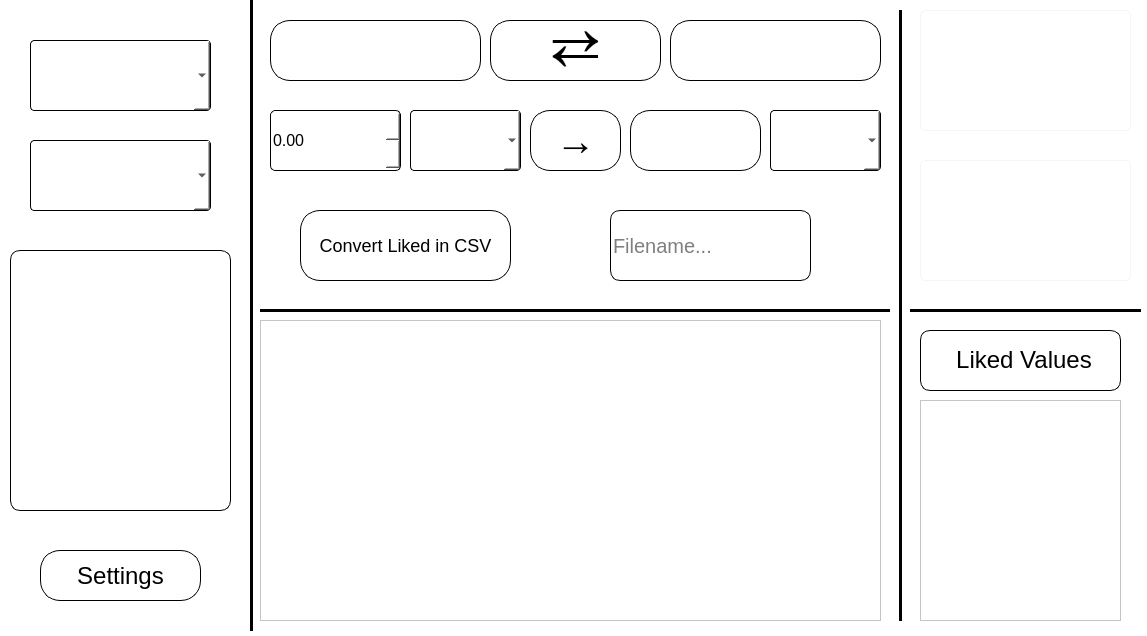
Before: the Qt Designer form UserInterfaces/UnitedChangerMainWindow.ui in UnityDuck/UnitedChanger, drawn with Qt 5.
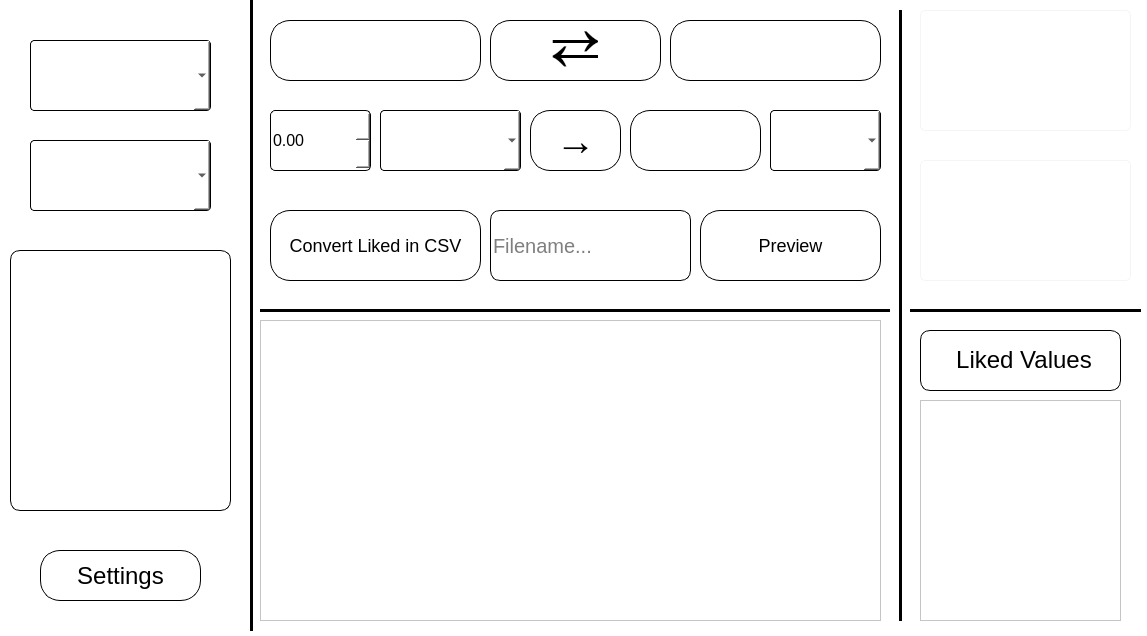
After: the same form once the commit is applied.

Commit message:
preview-loader-commit
Added a preview window and loader GIF. :)

```diff
--- a/UserInterfaces/UnitedChangerMainWindow.ui
+++ b/UserInterfaces/UnitedChangerMainWindow.ui
@@ -294,7 +294,7 @@
   <widget class="QPushButton" name="LikedInCsvButton">
    <property name="geometry">
     <rect>
-     <x>300</x>
+     <x>270</x>
      <y>210</y>
      <width>211</width>
      <height>71</height>
@@ -310,7 +310,7 @@
   <widget class="QLineEdit" name="FilenameLine">
    <property name="geometry">
     <rect>
-     <x>610</x>
+     <x>490</x>
      <y>210</y>
      <width>201</width>
      <height>71</height>
@@ -336,7 +336,7 @@
     <rect>
      <x>270</x>
      <y>110</y>
-     <width>131</width>
+     <width>101</width>
      <height>61</height>
     </rect>
    </property>
@@ -370,9 +370,9 @@
   <widget class="QComboBox" name="Converter1ComboBox">
    <property name="geometry">
     <rect>
-     <x>410</x>
+     <x>380</x>
      <y>110</y>
-     <width>111</width>
+     <width>141</width>
      <height>61</height>
     </rect>
    </property>
@@ -417,6 +417,22 @@
 </string>
    </property>
   </widget>
+  <widget class="QPushButton" name="previewButton">
+   <property name="geometry">
+    <rect>
+     <x>700</x>
+     <y>210</y>
+     <width>181</width>
+     <height>71</height>
+    </rect>
+   </property>
+   <property name="styleSheet">
+    <string notr="true">border-radius: 20px; background-color: white; border: 1px solid black; font-size: 18px;</string>
+   </property>
+   <property name="text">
+    <string>Preview</string>
+   </property>
+  </widget>
   <zorder>Value1ComboBox</zorder>
   <zorder>Value2ComboBox</zorder>
   <zorder>LogotypeLabel</zorder>
```
Left out of the diff: 1 changed line with no effect on the pictures. The commit also changes 5 other files.
